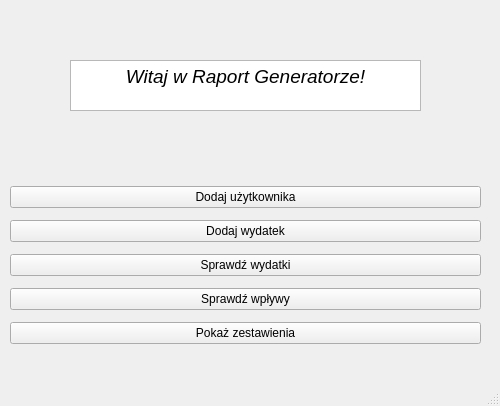
kaczikrol/Report-Generator, file Design.ui: the form before one commit.
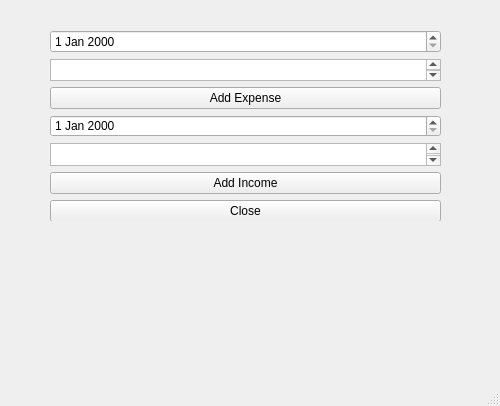
The form after the commit.

The edit to the form file:
```diff
--- a/Design.ui
+++ b/Design.ui
@@ -23,88 +23,48 @@
    <widget class="QWidget" name="verticalLayoutWidget">
     <property name="geometry">
      <rect>
-      <x>10</x>
-      <y>180</y>
-      <width>471</width>
-      <height>171</height>
+      <x>50</x>
+      <y>30</y>
+      <width>391</width>
+      <height>191</height>
      </rect>
     </property>
-    <layout class="QVBoxLayout" name="verticalLayout">
-     <item>
-      <widget class="QPushButton" name="AddUser">
-       <property name="enabled">
-        <bool>true</bool>
-       </property>
+    <layout class="QGridLayout" name="gridLayout">
+     <item row="2" column="0">
+      <widget class="QPushButton" name="ExpenseButton">
        <property name="text">
-        <string>Dodaj użytkownika</string>
+        <string>Add Expense</string>
        </property>
-       <property name="checkable">
-        <bool>true</bool>
-       </property>
-       <property name="autoDefault">
-        <bool>true</bool>
-       </property>
-       <property name="default">
-        <bool>false</bool>
-       </property>
-       <property name="flat">
-        <bool>false</bool>
-       </property>
       </widget>
      </item>
-     <item>
-      <widget class="QPushButton" name="AddOperations">
+     <item row="6" column="0">
+      <widget class="QPushButton" name="CloseButton">
        <property name="text">
-        <string>Dodaj wydatek</string>
+        <string>Close</string>
        </property>
       </widget>
      </item>
-     <item>
-      <widget class="QPushButton" name="CheckIncomes">
-       <property name="focusPolicy">
-        <enum>Qt::StrongFocus</enum>
-       </property>
-       <property name="toolTipDuration">
-        <number>4</number>
-       </property>
-       <property name="text">
-        <string>Sprawdź wydatki</string>
-       </property>
-      </widget>
+     <item row="0" column="0">
+      <widget class="QDateEdit" name="dateEdit"/>
      </item>
-     <item>
-      <widget class="QPushButton" name="CheckExpenses">
+     <item row="5" column="0">
+      <widget class="QPushButton" name="IncomeButton">
        <property name="text">
-        <string>Sprawdź wpływy</string>
+        <string>Add Income</string>
        </property>
       </widget>
      </item>
-     <item>
-      <widget class="QPushButton" name="showPlots">
-       <property name="text">
-        <string>Pokaż zestawienia</string>
-       </property>
-      </widget>
+     <item row="3" column="0">
+      <widget class="QDateEdit" name="dateEdit_2"/>
+     </item>
+     <item row="1" column="0">
+      <widget class="QPlainTextEdit" name="plainTextEdit"/>
+     </item>
+     <item row="4" column="0">
+      <widget class="QPlainTextEdit" name="plainTextEdit_2"/>
      </item>
     </layout>
    </widget>
-   <widget class="QTextBrowser" name="textBrowser">
-    <property name="geometry">
-     <rect>
-      <x>70</x>
-      <y>60</y>
-      <width>351</width>
-      <height>51</height>
-     </rect>
-    </property>
-    <property name="html">
-     <string>&lt;!DOCTYPE HTML PUBLIC &quot;-//W3C//DTD HTML 4.0//EN&quot; &quot;http://www.w3.org/TR/REC-html40/strict.dtd&quot;&gt;
-&lt;html&gt;&lt;head&gt;&lt;meta name=&quot;qrichtext&quot; content=&quot;1&quot; /&gt;&lt;style type=&quot;text/css&quot;&gt;
-p, li { white-space: pre-wrap; }
-&lt;/style&gt;&lt;/head&gt;&lt;body style=&quot; font-family:'MS Shell Dlg 2'; font-size:8.25pt; font-weight:400; font-style:normal;&quot;&gt;
-&lt;p align=&quot;center&quot; style=&quot; margin-top:0px; margin-bottom:0px; margin-left:0px; margin-right:0px; -qt-block-indent:0; text-indent:0px;&quot;&gt;&lt;span style=&quot; font-size:14pt; font-style:italic;&quot;&gt;Witaj w Raport Generatorze!&lt;/span&gt;&lt;/p&gt;&lt;/body&gt;&lt;/html&gt;</string>
-    </property>
-   </widget>
   </widget>
   <widget class="QMenuBar" name="menubar">
    <property name="geometry">
```
Left out of the diff: 23 changed lines with no effect on the pictures.
